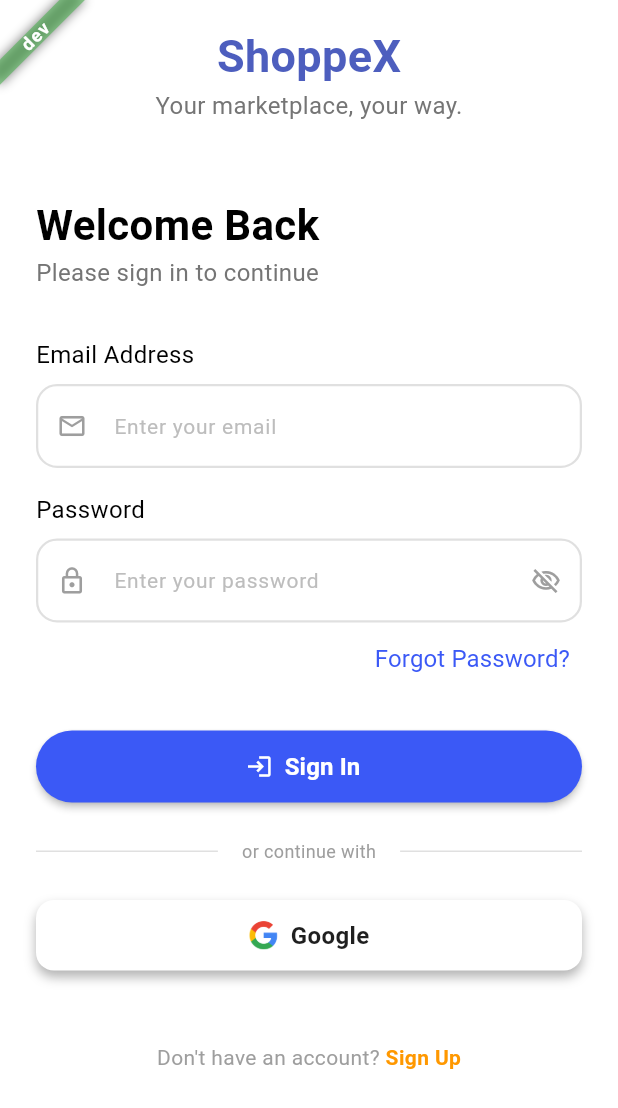
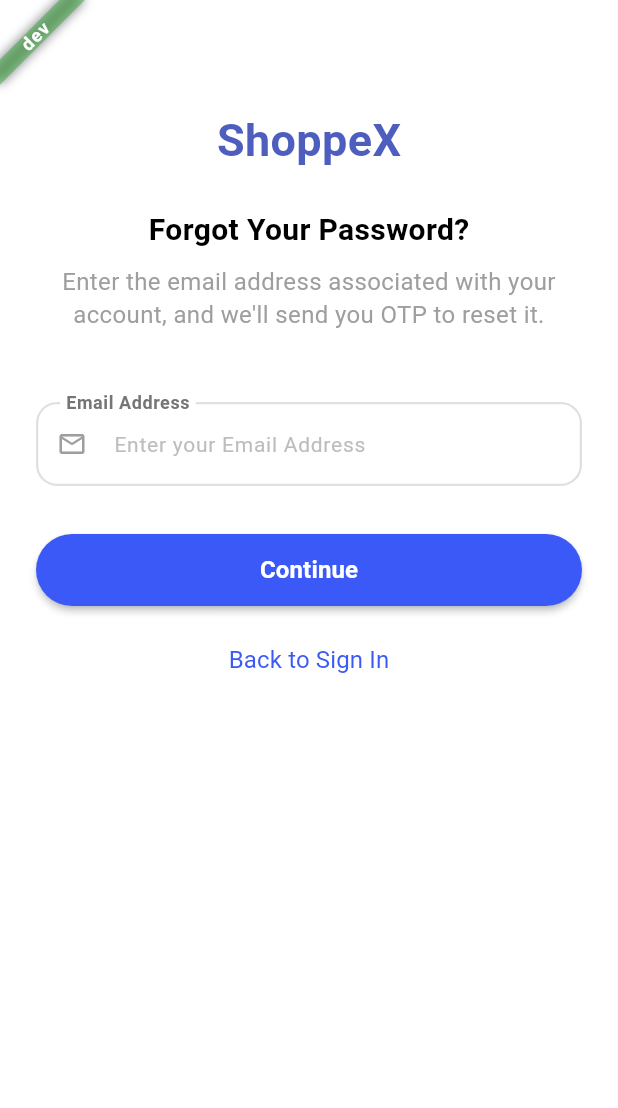
Before and after one commit to dinseanghai/shoppex, a Flutter app: the SignInView screen opened by its route, after a tap on "Forgot Password?", on a phone screen of 412 x 824 dp. Shown: the top 1108 px of the screen. Run offline on Flutter 3.47's test engine with Material 3 defaults, Android fonts, the phone set to English and light mode, and no system bars; our stand-ins replace connectivity_plus, dio, flutter_native_splash, flutter_secure_storage, get; accounts and stored records are empty.

Commit message:
feat(auth): implement check registation email address

```diff
--- a/lib/core/constants/app_string.dart
+++ b/lib/core/constants/app_string.dart
@@ -4,6 +4,7 @@
     // Auth
     static const String loginTitle = "Welcome Back";
     static const String loginSubtitle = "Please sign in to continue";
+    static const String forgotpassword = "Enter the email address associated with your account, and we\'ll send you OTP to reset it.";
 
     // Error Messages
     static const String noConnectionTitle = "No Connection.";
--- a/lib/core/network/api_endpoints.dart
+++ b/lib/core/network/api_endpoints.dart
@@ -6,4 +6,6 @@
   static String get logout => '${AppConfig.baseUrl}/api/v1/auth/logout';
   static String get otp => '${AppConfig.baseUrl}/api/v1/auth/verify-otp';
   static String get resendotp => '${AppConfig.baseUrl}/api/v1/auth/resend-otp';
+  static String get forgetpassword  => '${AppConfig.baseUrl}/api/v1/auth/forgot-password';
+  static String get resetpassword => '${AppConfig.baseUrl}/api/v1/auth/reset-password';
 }
--- /dev/null
+++ b/lib/data/models/request/forget_password.dart
@@ -0,0 +1,15 @@
+class ForgetPasswordReg {
+  String? email;
+
+  ForgetPasswordReg({this.email});
+
+  ForgetPasswordReg.fromJson(Map<String, dynamic> json) {
+    email = json['email'];
+  }
+
+  Map<String, dynamic> toJson() {
+    final Map<String, dynamic> data = new Map<String, dynamic>();
+    data['email'] = this.email;
+    return data;
+  }
+}
--- /dev/null
+++ b/lib/data/models/response/forget_password.dart
@@ -0,0 +1,16 @@
+class ForgetPasswordResponse {
+  final String? message;
+  final String? challengeId;
+  final String? expiresAt;
+
+  ForgetPasswordResponse({this.message, this.challengeId, this.expiresAt});
+
+  factory ForgetPasswordResponse.fromJson(Map<String, dynamic> json) {
+    return ForgetPasswordResponse(
+      message: json['message'],
+      // Maps exactly to the "challenge_id" key in your Laravel json snippet
+      challengeId: json['challenge_id'],
+      expiresAt: json['expires_at'],
+    );
+  }
+}
--- /dev/null
+++ b/lib/modules/forget_password/bindings/forget_password_binding.dart
@@ -0,0 +1,12 @@
+import 'package:get/get.dart';
+
+import '../controllers/forget_password_controller.dart';
+
+class ForgetPasswordBinding extends Bindings {
+  @override
+  void dependencies() {
+    Get.lazyPut<ForgetPasswordController>(
+      () => ForgetPasswordController(),
+    );
+  }
+}
--- /dev/null
+++ b/lib/modules/forget_password/views/forget_password_view.dart
@@ -0,0 +1,98 @@
+import 'package:flutter/material.dart';
+import 'package:get/get.dart';
+import 'package:shoppex/core/constants/app_colors.dart';
+import 'package:shoppex/routes/app_pages.dart';
+import 'package:shoppex/shared/widgets/custom_button.dart';
+import '../../../core/constants/app_size.dart';
+import '../../../core/constants/app_string.dart';
+import '../../../core/theme/app_text_styles.dart';
+import '../../../shared/widgets/custom_textformfield.dart';
+import '../controllers/forget_password_controller.dart';
+
+class ForgetPasswordView extends GetView<ForgetPasswordController> {
+  const ForgetPasswordView({super.key});
+
+  @override
+  Widget build(BuildContext context) {
+    // REMOVED: final formKey = GlobalKey<FormState>(); -> Use controller.formKey instead!
+
+    return Scaffold(
+      backgroundColor: AppColors.background,
+      body: SafeArea(
+        child: SingleChildScrollView(
+          child: Padding(
+            padding: const EdgeInsets.symmetric(horizontal: 24),
+            child: Form(
+              key: controller.formKey, // FIX 1: Linked directly to controller key
+              child: Column(
+                children: [
+                  Center(
+                    child: Column(
+                      children: [
+                        const SizedBox(height: 72),
+                        Text(
+                          AppStrings.onboarding_1_title,
+                          style: AppTextStyles.displayLarge_primary,
+                        ),
+                        AppSizes.gapH24,
+                        const Text(
+                          'Forgot Your Password?',
+                          style: TextStyle(
+                            fontSize: 20,
+                            fontWeight: FontWeight.bold,
+                            color: Colors.black,
+                          ),
+                        ),
+                        AppSizes.gapH8,
+                        Text(
+                          AppStrings.forgotpassword,
+                          textAlign: TextAlign.center,
+                          style: const TextStyle(
+                            fontSize: 16,
+                            color: Colors.grey,
+                            height: 1.4,
+                          ),
+                        ),
+                        AppSizes.gapH48,
+                        CustomFormField(
+                          controller: controller.emailController,
+                          keyboardType: TextInputType.emailAddress,
+                          prefixIcon: Icons.mail_outline,
+                          label: 'Email Address',
+                          hint: 'Enter your Email Address',
+                          showCheckmarkOnInput: true,
+                          validator: controller.validateEmail,
+                        ),
+                        AppSizes.gapH32,
+
+                        // FIX 2: Wrap button with Obx to watch controller.isLoading updates
+                        Obx(() => CustomButton(
+                          buttontype: ButtonType.elevated,
+                          text: 'Continue',
+                          isBold: true,
+                          isLoading: controller.isLoading.value,
+                          onPressed: controller.isLoading.value
+                              ? null // Passing null automatically disables custom buttons cleanly
+                              : () => controller.handleforgetpassword(controller.formKey.currentState),
+                        )),
+
+                        AppSizes.gapH12,
+                        CustomButton(
+                          buttontype: ButtonType.text,
+                          text: 'Back to Sign In',
+                          onPressed: () {
+                            Get.offAllNamed(Routes.SIGNIN);
+                          },
+                        ),
+                      ],
+                    ),
+                  ),
+                ],
+              ),
+            ),
+          ),
+        ),
+      ),
+    );
+  }
+}
--- a/lib/modules/otp/controllers/otp_controller.dart
+++ b/lib/modules/otp/controllers/otp_controller.dart
@@ -2,8 +2,8 @@
 import 'package:flutter/material.dart';
 import 'package:get/get.dart';
 import '../../../core/network/api_client.dart';
-import '../../../data/models/otp_model.dart';
-import '../../../data/models/resent_otp_model.dart';
+import '../../../data/models/request/otp_model.dart';
+import '../../../data/models/request/resent_otp_model.dart';
 import '../../../routes/app_pages.dart';
 import '../../../shared/widgets/snackbars.dart';
 import '../widgets/check_animation.dart';
--- a/lib/modules/sign_in/controllers/sign_in_controller.dart
+++ b/lib/modules/sign_in/controllers/sign_in_controller.dart
@@ -1,7 +1,7 @@
 import '../../../core/network/api_client.dart';
 import '../../../core/utils/validators.dart';
 import '../../../data/local/secure_storage.dart';
-import '../../../data/models/login_model.dart';
+import '../../../data/models/request/login_model.dart';
 import '../../../routes/app_pages.dart';
 import '../../../shared/services/auth_service.dart';
 import '../../../shared/services/network_service.dart';
--- a/lib/modules/sign_in/views/sign_in_view.dart
+++ b/lib/modules/sign_in/views/sign_in_view.dart
@@ -99,7 +99,7 @@
                         buttontype: ButtonType.text,
                         text: 'Forgot Password?',
                         onPressed: () {
-                          // Handle forgot password action here
+                          Get.offAllNamed(Routes.FORGET_PASSWORD);
                         },
                       ),
                     ),
--- a/lib/modules/sign_up/controllers/sign_up_controller.dart
+++ b/lib/modules/sign_up/controllers/sign_up_controller.dart
@@ -1,9 +1,9 @@
 import 'package:flutter/material.dart';
 import 'package:get/get.dart';
-import 'package:shoppex/data/models/register_model.dart';
 import '../../../core/network/api_client.dart';
 import '../../../core/utils/formatters.dart';
 import '../../../core/utils/validators.dart';
+import '../../../data/models/request/register_model.dart';
 import '../../../routes/app_pages.dart';
 
 class SignUpController extends GetxController with FormValidators {
--- a/lib/routes/app_pages.dart
+++ b/lib/routes/app_pages.dart
@@ -1,5 +1,7 @@
 import 'package:get/get.dart';
 
+import '../modules/forget_password/bindings/forget_password_binding.dart';
+import '../modules/forget_password/views/forget_password_view.dart';
 import '../modules/home/bindings/home_binding.dart';
 import '../modules/home/views/home_view.dart';
 import '../modules/onboarding/bindings/onboarding_binding.dart';
@@ -48,5 +50,10 @@
       page: () => const OtpVerificationView(),
       binding: OtpBinding(),
     ),
+    GetPage(
+      name: _Paths.FORGET_PASSWORD,
+      page: () => const ForgetPasswordView(),
+      binding: ForgetPasswordBinding(),
+    ),
   ];
 }
--- a/lib/routes/app_routes.dart
+++ b/lib/routes/app_routes.dart
@@ -8,6 +8,7 @@
   static const SIGNIN = _Paths.SIGNIN;
   static const SIGN_UP = _Paths.SIGN_UP;
   static const OTP = _Paths.OTP;
+  static const FORGET_PASSWORD = _Paths.FORGET_PASSWORD;
 }
 
 abstract class _Paths {
@@ -17,4 +18,5 @@
   static const SIGNIN = '/sign_in';
   static const SIGN_UP = '/sign-up';
   static const OTP = '/otp';
+  static const FORGET_PASSWORD = '/forget-password';
 }
```
Also changed, not shown: lib/core/network/api_client.dart (+14 -4 lines), lib/data/models/request/reset_password.dart (added, +22 -0 lines), lib/modules/forget_password/controllers/forget_password_controller.dart (added, +103 -0 lines), lib/data/models/request/login_model.dart (renamed from lib/data/models/login_model.dart), lib/data/models/request/otp_model.dart (renamed from lib/data/models/otp_model.dart), lib/data/models/request/register_model.dart (renamed from lib/data/models/register_model.dart), lib/data/models/request/resent_otp_model.dart (renamed from lib/data/models/resent_otp_model.dart).
